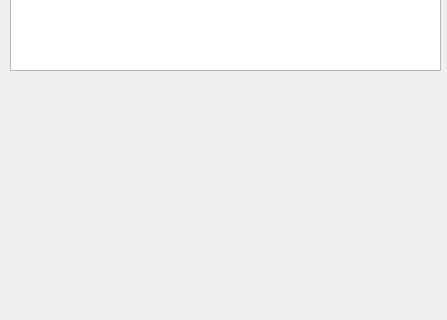
This is home.ui in Shidory/Plite as Qt 5 draws it before an edit; both pictures show x 0 to 447 and y 280 to 600 of the 447 by 600 pixel window. The edited form follows.
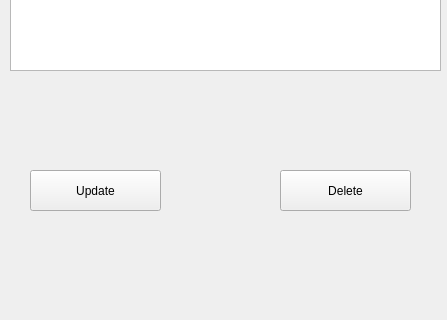
This is the edited form.

Patch:
```diff
--- a/home.ui
+++ b/home.ui
@@ -24,6 +24,32 @@
      </rect>
     </property>
    </widget>
+   <widget class="QPushButton" name="btn_update">
+    <property name="geometry">
+     <rect>
+      <x>30</x>
+      <y>450</y>
+      <width>131</width>
+      <height>41</height>
+     </rect>
+    </property>
+    <property name="text">
+     <string>Update</string>
+    </property>
+   </widget>
+   <widget class="QPushButton" name="pushButton_2">
+    <property name="geometry">
+     <rect>
+      <x>280</x>
+      <y>450</y>
+      <width>131</width>
+      <height>41</height>
+     </rect>
+    </property>
+    <property name="text">
+     <string>Delete</string>
+    </property>
+   </widget>
   </widget>
  </widget>
  <resources/>
```
